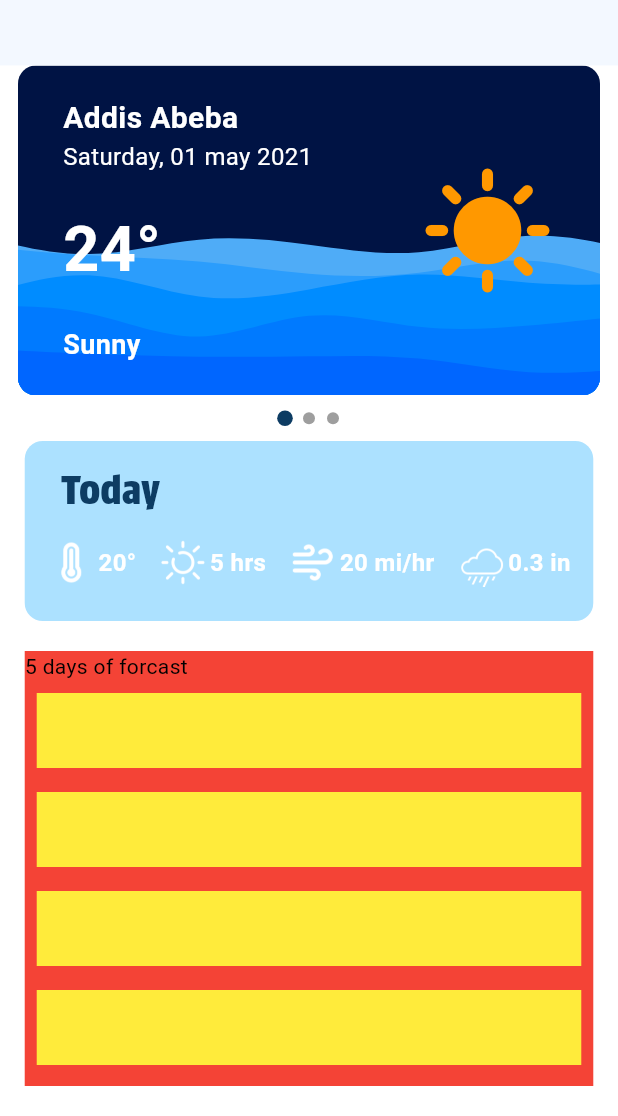
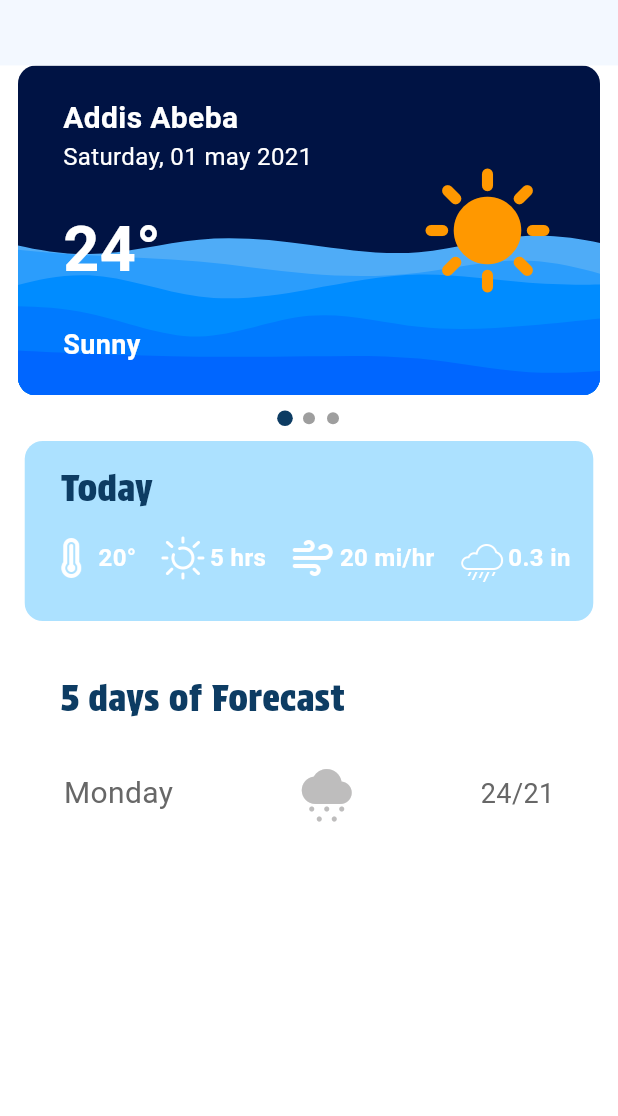
Before and after one commit to kaleabSolomon/WeatherIO, a Flutter app: the screen it shows after launch, on a phone screen of 412 x 824 dp, the part 120-1236 px from its top. Run offline on Flutter 3.47's test engine with Material 3 defaults, Android fonts, the phone set to English and light mode, and no system bars; drawn by our look-alikes of smooth_page_indicator; our stand-ins replace flutter_svg.

Commit message:
add a future forecast

```diff
--- a/lib/pages/home_page.dart
+++ b/lib/pages/home_page.dart
@@ -1,6 +1,7 @@
 import 'package:flutter/material.dart';
 import 'package:provider/provider.dart';
 import 'package:weather_io/theme/theme_provider.dart';
+import 'package:weather_io/widgets/future_forecast.dart';
 import 'package:weather_io/widgets/my_appbar.dart';
 import 'package:weather_io/widgets/page_indicator.dart';
 import 'package:weather_io/widgets/weather_card.dart';
@@ -65,45 +66,25 @@ class _HomePageState extends State<HomePage> {
           Expanded(
             child: Container(
               width: MediaQuery.of(context).size.width * 0.92,
-              color: Colors.red,
               margin: const EdgeInsets.symmetric(vertical: 20),
               child: Column(
                 crossAxisAlignment: CrossAxisAlignment.start,
                 children: [
-                  const Text("5 days of forcast"),
+                  Padding(
+                    padding: const EdgeInsets.symmetric(
+                        horizontal: 24.0, vertical: 14),
+                    child: Text(
+                      "5 days of Forecast",
+                      style: TextStyle(
+                          fontSize: 24,
+                          fontFamily: "ProtestStrike",
+                          color: Theme.of(context).colorScheme.primary),
+                    ),
+                  ),
                   Expanded(
                     child: ListView(
                       children: <Widget>[
-                        Container(
-                          margin: EdgeInsets.all(8),
-                          height: 50,
-                          color: Colors.yellow,
-                        ),
-                        Container(
-                          margin: EdgeInsets.all(8),
-                          height: 50,
-                          color: Colors.yellow,
-                        ),
-                        Container(
-                          margin: EdgeInsets.all(8),
-                          height: 50,
-                          color: Colors.yellow,
-                        ),
-                        Container(
-                          margin: EdgeInsets.all(8),
-                          height: 50,
-                          color: Colors.yellow,
-                        ),
-                        Container(
-                          margin: EdgeInsets.all(8),
-                          height: 50,
-                          color: Colors.yellow,
-                        ),
-                        Container(
-                          margin: EdgeInsets.all(8),
-                          height: 50,
-                          color: Colors.yellow,
-                        ),
+                        FutureForecast(),
                       ],
                     ),
                   )
--- /dev/null
+++ b/lib/widgets/future_forecast.dart
@@ -0,0 +1,36 @@
+import 'package:flutter/material.dart';
+
+class FutureForecast extends StatelessWidget {
+  const FutureForecast({super.key});
+
+  @override
+  Widget build(BuildContext context) {
+    return Container(
+      margin: EdgeInsets.all(8),
+      height: 50,
+      child: const Padding(
+        padding: EdgeInsets.symmetric(horizontal: 18),
+        child: Row(
+          mainAxisAlignment: MainAxisAlignment.spaceBetween,
+          children: [
+            Text("Monday",
+                style: TextStyle(
+                  color: Color.fromARGB(255, 103, 103, 103),
+                  fontSize: 20,
+                )),
+            Icon(
+              Icons.cloudy_snowing,
+              size: 40,
+              color: Color.fromARGB(255, 190, 189, 189),
+            ),
+            Text("24/21",
+                style: TextStyle(
+                  color: Color.fromARGB(255, 103, 103, 103),
+                  fontSize: 18,
+                ))
+          ],
+        ),
+      ),
+    );
+  }
+}
--- a/lib/widgets/weather_stats_today.dart
+++ b/lib/widgets/weather_stats_today.dart
@@ -21,7 +21,7 @@ class WeatherStatsToday extends StatelessWidget {
             child: Text(
               "Today",
               style: TextStyle(
-                  fontSize: 26,
+                  fontSize: 24,
                   fontFamily: "ProtestStrike",
                   color: Theme.of(context).colorScheme.primary),
             ),
```
